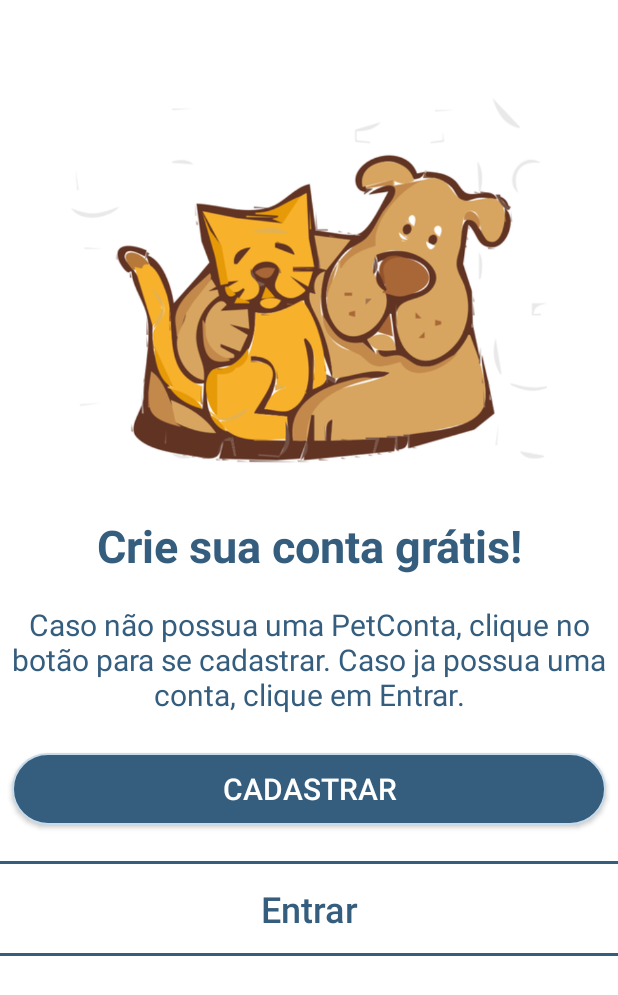
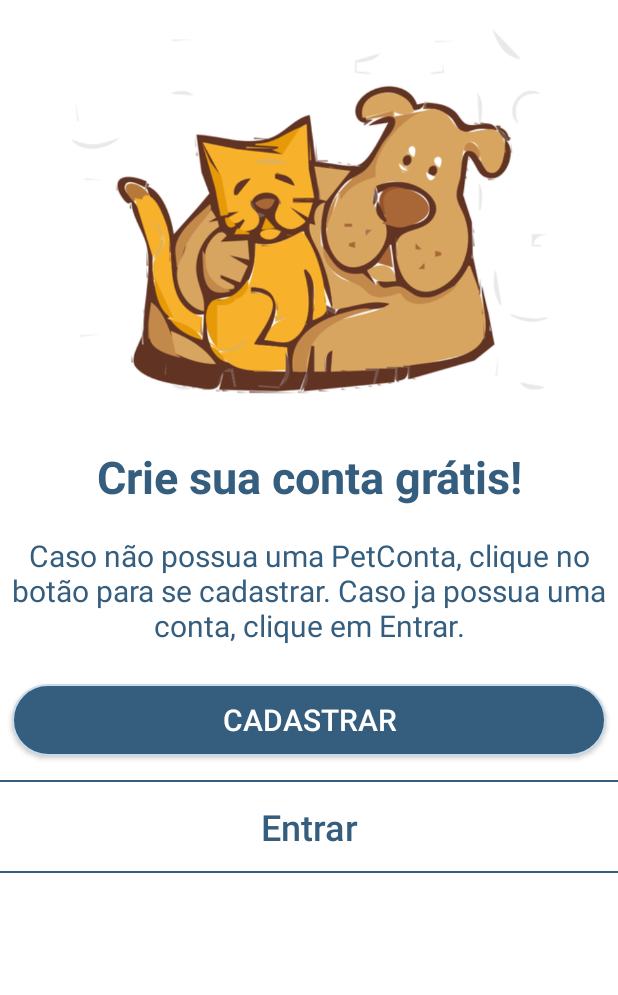
Before and after one commit to ravelinejunior/PetgramApp, an Android app: the layout launcher_item_4.xml on its own in the app's theme, with its tools: preview values and no code run, on a phone screen of 412 x 824 dp. Shown: the top 995 px of the screen. Run offline under Robolectric (Android 15) with nearby library versions, the phone set to English and light mode, and no system bars.

Commit message:
Adição de nova tela de inicio

```diff
--- a/app/src/main/res/drawable/botao_login_shape_bg.xml
+++ b/app/src/main/res/drawable/botao_login_shape_bg.xml
@@ -3,7 +3,7 @@
     android:shape="rectangle"
     >
     <corners android:radius="30dp"/>
-    <solid android:color="#0DFFFFFF"/>
+    <solid android:color="@color/Azulnovo"/>
     <stroke android:width="1dp"
         android:color="@color/branco"/>
 
--- a/app/src/main/res/layout/launcher_item_4.xml
+++ b/app/src/main/res/layout/launcher_item_4.xml
@@ -1,11 +1,21 @@
 <?xml version="1.0" encoding="utf-8"?>
-<androidx.constraintlayout.widget.ConstraintLayout xmlns:android="http://schemas.android.com/apk/res/android"
+
+<ScrollView
+    xmlns:android="http://schemas.android.com/apk/res/android"
     xmlns:app="http://schemas.android.com/apk/res-auto"
     android:layout_width="match_parent"
     android:layout_height="match_parent"
+    android:fillViewport="true"
+    >
+
+
+
+<androidx.constraintlayout.widget.ConstraintLayout
+    android:layout_width="match_parent"
+    android:layout_height="wrap_content"
     android:background="@color/branco"
     android:gravity="center_vertical"
-    android:orientation="vertical">
+>
 
 
     <TextView
@@ -63,8 +73,8 @@
     <View
         android:id="@+id/view"
         android:layout_width="match_parent"
-        android:layout_height="2dp"
-        android:layout_marginTop="24dp"
+        android:layout_height="1dp"
+        android:layout_marginTop="16dp"
         android:background="@color/Azulnovo"
         app:layout_constraintEnd_toEndOf="parent"
         app:layout_constraintHorizontal_bias="0.0"
@@ -93,7 +103,7 @@
     <View
         android:id="@+id/view2"
         android:layout_width="match_parent"
-        android:layout_height="2dp"
+        android:layout_height="1dp"
         android:layout_marginTop="8dp"
 
         android:background="@color/Azulnovo"
@@ -105,9 +115,8 @@
         android:id="@+id/imageView"
         android:layout_width="match_parent"
         android:layout_height="250dp"
-        android:layout_marginTop="64dp"
+        android:layout_marginTop="18dp"
         android:src="@drawable/catabdidog"
-
         app:layout_constraintEnd_toEndOf="parent"
         app:layout_constraintHorizontal_bias="0.0"
         app:layout_constraintStart_toStartOf="parent"
@@ -115,3 +124,5 @@
 
 
 </androidx.constraintlayout.widget.ConstraintLayout>
+
+</ScrollView>
```
Also changed, not shown: app/src/main/AndroidManifest.xml (+45 -11 lines), app/src/main/java/br/com/petgramapp/activities/PerfilActivity.java (+16 -2 lines), app/src/main/res/layout/activity_cadastrar.xml (+10 -9 lines).
